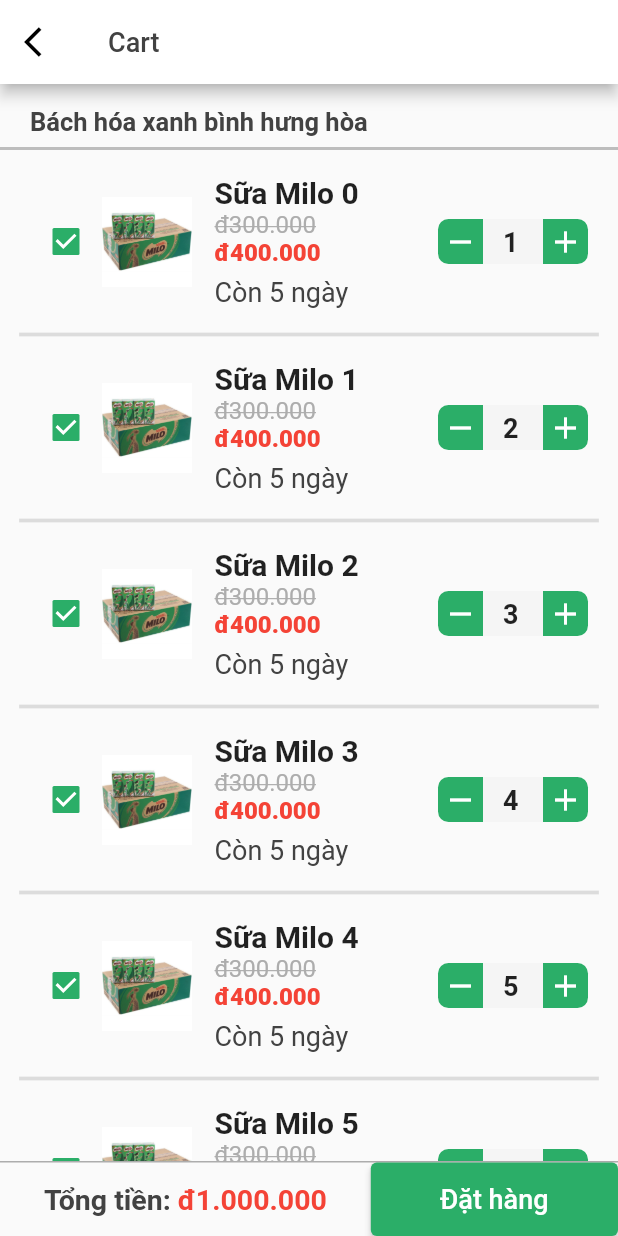
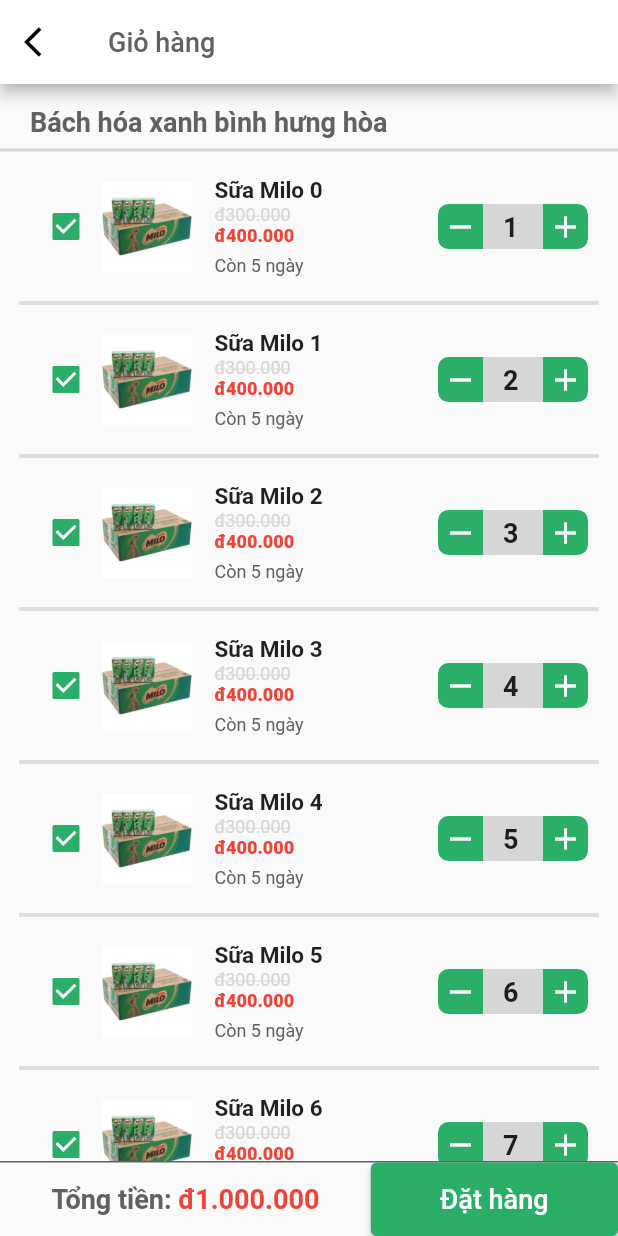
Before and after one commit to tienjtran/customer_cheapee, a Flutter app: the CartScreen screen opened by its route, on a phone screen of 412 x 824 dp. Run offline on Flutter 3.47's test engine with Material 2 defaults, Android fonts, the phone set to English and light mode, and no system bars; our stand-ins replace flutter_icons, flutter_money_formatter.

Commit message:
[BE][Common][CA-38] Fix font size and common colors

```diff
--- a/lib/views/app.dart
+++ b/lib/views/app.dart
@@ -11,8 +11,8 @@ class CustomerCheapee extends StatelessWidget {
       title: Constants.appTitle,
       theme: ThemeData(
         primaryColor: Colors.white,
-        accentColor: AppColors.GREEN_2BAE68,
-        cursorColor: AppColors.GREEN_2BAE68,
+        accentColor: AppColors.strongGreen,
+        cursorColor: AppColors.strongGreen,
       ),
       initialRoute: NamedRoutes.homeRoute,
       routes: {
--- a/lib/views/ui/cart.dart
+++ b/lib/views/ui/cart.dart
@@ -44,10 +44,10 @@ class _CartScreenState extends State<CartScreen> {
           onPressed: _onPressArrowBackIos,
         ),
         title: Text(
-          'Cart',
+          Constants.cart,
           style: TextStyle(
-            fontSize: Constants.appBarFontSize,
-            color: AppColors.GREY_424242,
+            fontSize: AppFontSizes.largeSize,
+            color: AppColors.strongGrey,
           ),
         ),
       ),
@@ -63,14 +63,14 @@ class _CartScreenState extends State<CartScreen> {
               child: Text(
                 shopName,
                 style: TextStyle(
-                  color: AppColors.GREY_424242,
-                  fontSize: 17,
+                  color: AppColors.strongGrey,
+                  fontSize: AppFontSizes.largeSize,
                   fontWeight: FontWeight.bold,
                 ),
               ),
             ),
             Divider(
-              color: Colors.grey[400],
+              color: AppColors.lightGrey,
               thickness: 2,
             ),
             Expanded(
@@ -98,7 +98,7 @@ class _CartScreenState extends State<CartScreen> {
               decoration: BoxDecoration(
                 border: Border(
                   top: BorderSide(
-                    color: AppColors.GREY_ADADAD,
+                    color: AppColors.strongGrey,
                   ),
                 ),
               ),
@@ -113,16 +113,16 @@ class _CartScreenState extends State<CartScreen> {
                         Text(
                           Constants.total + ': ',
                           style: TextStyle(
-                            color: AppColors.GREY_424242,
-                            fontSize: 19,
+                            color: AppColors.strongGrey,
+                            fontSize: AppFontSizes.largeSize,
                             fontWeight: FontWeight.bold,
                           ),
                         ),
                         Text(
                           CommonUtils.convertDoubleToMoney(total),
                           style: TextStyle(
-                            color: Colors.red,
-                            fontSize: 19,
+                            color: AppColors.red,
+                            fontSize: AppFontSizes.largeSize,
                             fontWeight: FontWeight.bold,
                           ),
                         ),
@@ -134,7 +134,7 @@ class _CartScreenState extends State<CartScreen> {
                       child: ElevatedButton(
                         child: Text(
                           Constants.order,
-                          style: TextStyle(fontSize: 18),
+                          style: TextStyle(fontSize: AppFontSizes.largeSize),
                         ),
                         style: ButtonStyle(
                           backgroundColor:
--- a/lib/views/ui/search.dart
+++ b/lib/views/ui/search.dart
@@ -1,3 +1,4 @@
+import 'package:customer_cheapee/views/utils/constants.dart';
 import 'package:customer_cheapee/views/utils/search.dart';
 import 'package:flutter/material.dart';
 import 'package:customer_cheapee/views/models/output/search.dart';
@@ -91,6 +92,7 @@ class _ResultSearchScreenState extends State<ResultSearchScreen> {
             indent: _contextHeight * 0.031,
             endIndent: _contextWidth * 0.031,
             thickness: 2.5,
+            color: AppColors.lightGrey,
           );
         } else {
           final index = i ~/ 2;
--- a/lib/views/utils/cart.dart
+++ b/lib/views/utils/cart.dart
@@ -36,7 +36,7 @@ class _CartItemWidgetState extends State<CartItemWidget> {
           child: Text(
             Constants.no,
             style: TextStyle(
-              color: Colors.grey,
+              color: AppColors.strongGrey,
             ),
           ),
         ),
@@ -69,7 +69,7 @@ class _CartItemWidgetState extends State<CartItemWidget> {
               value: this.widget.model.checked,
               onChanged: onChangedCheckBox,
               activeColor: Theme.of(context).accentColor,
-              checkColor: Colors.white,
+              checkColor: AppColors.white,
             ),
           ),
           Image.asset(
@@ -87,14 +87,14 @@ class _CartItemWidgetState extends State<CartItemWidget> {
                   this.widget.model.name,
                   style: TextStyle(
                     fontWeight: FontWeight.bold,
-                    fontSize: 20,
+                    fontSize: AppFontSizes.mediumSize,
                   ),
                 ),
                 Text(
                   CommonUtils.convertDoubleToMoney(this.widget.model.oldPrice),
                   style: TextStyle(
-                    color: AppColors.GREY_ADADAD,
-                    fontSize: 16,
+                    color: AppColors.lightGrey,
+                    fontSize: AppFontSizes.smallSize,
                     decoration: TextDecoration.lineThrough,
                   ),
                 ),
@@ -102,9 +102,9 @@ class _CartItemWidgetState extends State<CartItemWidget> {
                   CommonUtils.convertDoubleToMoney(
                       this.widget.model.currentPrice),
                   style: TextStyle(
-                    color: Colors.red,
+                    color: AppColors.red,
                     fontWeight: FontWeight.w800,
-                    fontSize: 16,
+                    fontSize: AppFontSizes.smallSize,
                   ),
                 ),
                 SizedBox(
@@ -113,8 +113,8 @@ class _CartItemWidgetState extends State<CartItemWidget> {
                 Text(
                   'Còn ${this.widget.model.leftDays} ngày',
                   style: TextStyle(
-                    fontSize: 18,
-                    color: AppColors.GREY_424242,
+                    fontSize: AppFontSizes.smallSize,
+                    color: AppColors.strongGrey,
                   ),
                 ),
               ],
@@ -139,10 +139,7 @@ class _CartItemWidgetState extends State<CartItemWidget> {
                       ),
                       width: 30,
                       child: Center(
-                        child: Icon(
-                          Icons.remove,
-                          color: Colors.white,
-                        ),
+                        child: Icon(Icons.remove, color: Colors.white),
                       ),
                     ),
                     onTap: () {
@@ -158,7 +155,7 @@ class _CartItemWidgetState extends State<CartItemWidget> {
                   ),
                   Expanded(
                     child: Container(
-                      color: Colors.grey.shade100,
+                      color: AppColors.lightGrey,
                       child: Center(
                         child: TextFormField(
                           key: Key(this.widget.model.quantity.toString()),
@@ -169,7 +166,7 @@ class _CartItemWidgetState extends State<CartItemWidget> {
                             FilteringTextInputFormatter.allow(RegExp(r'[0-9]'))
                           ],
                           style: TextStyle(
-                            fontSize: 18,
+                            fontSize: AppFontSizes.largeSize,
                             fontWeight: FontWeight.bold,
                           ),
                           decoration: new InputDecoration(
@@ -197,7 +194,7 @@ class _CartItemWidgetState extends State<CartItemWidget> {
                       child: Center(
                         child: Icon(
                           Icons.add,
-                          color: Colors.white,
+                          color: AppColors.white,
                         ),
                       ),
                     ),
--- a/lib/views/utils/constants.dart
+++ b/lib/views/utils/constants.dart
@@ -1,25 +1,31 @@
 import 'package:flutter/material.dart';
 
 class AppColors {
-  static const Color GREY_F0F0F0 = Color(0xfff0f0f0);
+  static const Color strongGreen = Color(0xff2bae68);
 
-  static const Color GREY_ECECEC = Color(0xffececec);
+  static const Color lightGreen = Color(0xffc8e6c9);
 
-  static const Color GREEN_2BAE68 = Color(0xff2bae68);
+  static const Color strongGrey = Color(0xff616161);
 
-  static const Color GREY_ADADAD = Color(0xffadadad);
+  static const Color lightGrey = Color(0xffd6d6d6);
 
-  static const Color BLACK_626262 = Color(0xff626262);
+  static const Color black = Colors.black;
 
-  static const Color GREY_424242 = Color(0xff424242);
+  static const Color white = Colors.white;
 
-  static const Color GREY_929292 = Color(0xff929292);
+  static const Color red = Colors.red;
+}
+
+class AppFontSizes {
+  static const double smallSize = 12;
+  static const double mediumSize = 15;
+  static const double largeSize = 18;
 }
 
 class Constants {
+  static const String cart = 'Giỏ hàng';
+
   static const String appTitle = "Cheappe";
-
-  static const double appBarFontSize = 18;
 
   static const String kmDistance = "{number} km";
 
--- a/pubspec.yaml
+++ b/pubspec.yaml
@@ -25,6 +25,8 @@ dependencies:
     sdk: flutter
 
   intl: ^0.16.1
+
+  flutter_icons: ^1.1.0
 
 
   # The following adds the Cupertino Icons font to your application.
```
Also changed, not shown: lib/views/ui/hello.dart (deleted, +0 -21 lines), lib/views/ui/home.dart (+77 -27 lines), lib/views/utils/notification.dart (+3 -4 lines), lib/views/utils/search.dart (+8 -5 lines), lib/views/utils/store.dart (+9 -8 lines), pubspec.lock.
